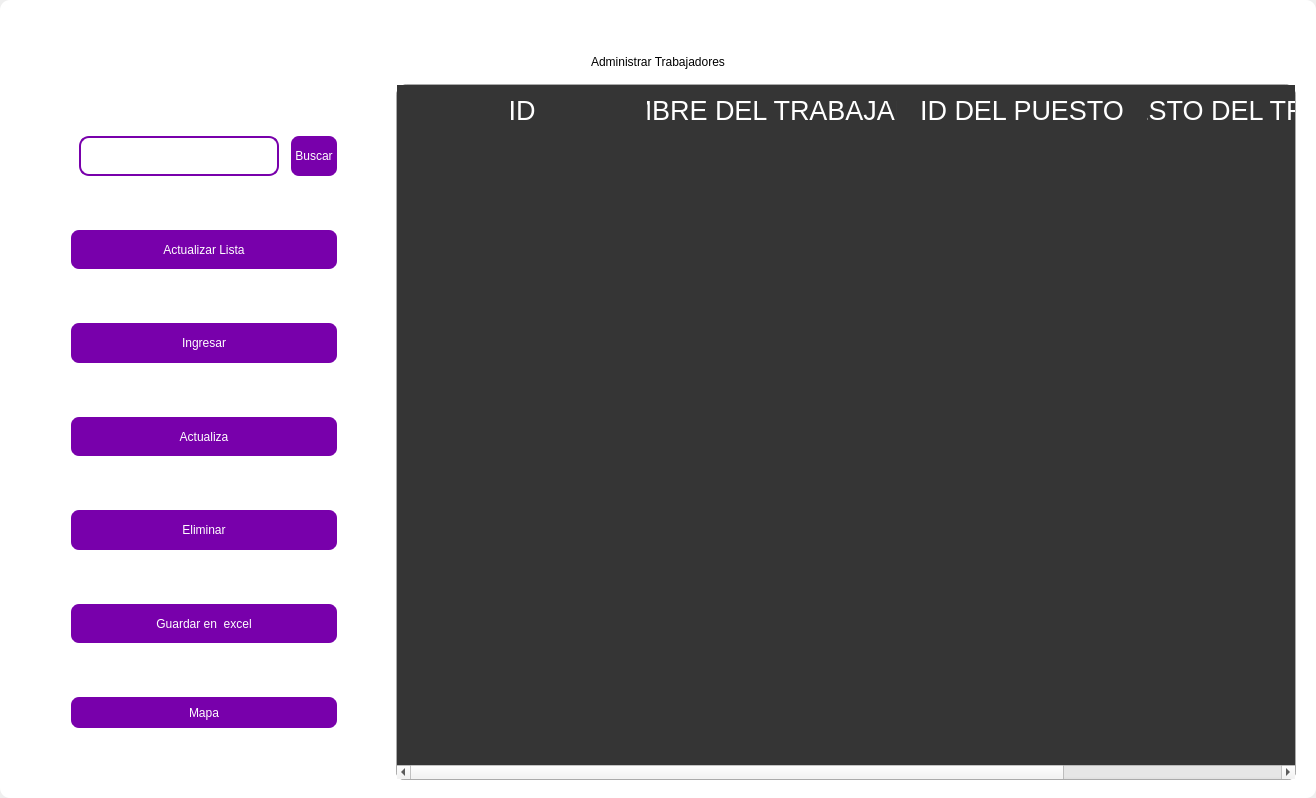
Before: the Qt Designer form design/standar/mainemployee1.ui in codemiguel-dev/ERP-EmprendeSoft-Desktop, drawn with Qt 5.
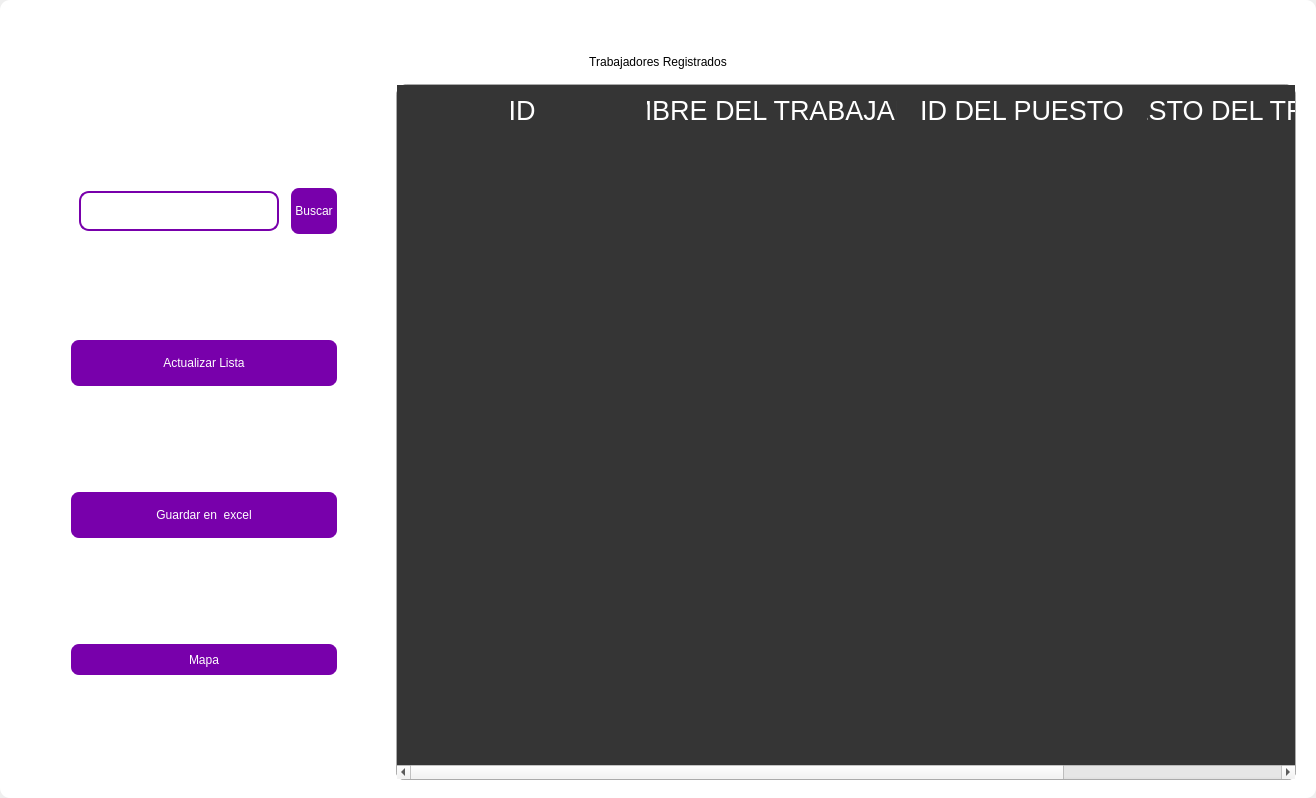
After: the same form once the commit is applied. Icons and pictures are not drawn.

```diff
--- a/design/standar/mainemployee1.ui
+++ b/design/standar/mainemployee1.ui
@@ -294,7 +294,7 @@
 color: rgb(0, 0, 0);</string>
          </property>
          <property name="text">
-          <string>Administrar Trabajadores</string>
+          <string>Trabajadores Registrados</string>
          </property>
          <property name="alignment">
           <set>Qt::AlignCenter</set>
@@ -553,141 +553,6 @@
               </property>
              </widget>
             </item>
-            <item>
-             <widget class="QPushButton" name="btn_add">
-              <property name="minimumSize">
-               <size>
-                <width>0</width>
-                <height>40</height>
-               </size>
-              </property>
-              <property name="maximumSize">
-               <size>
-                <width>300</width>
-                <height>50</height>
-               </size>
-              </property>
-              <property name="cursor">
-               <cursorShape>PointingHandCursor</cursorShape>
-              </property>
-              <property name="styleSheet">
-               <string notr="true">QPushButton{
-border-radius:10px; 
-font: 12pt &quot;Arial&quot;;
-color: rgb(255, 255, 254);
-border: 2px solid #ffffff;
-	background-color: rgb(120, 0, 171);
-}
-
-QPushButton:hover{
-border-radius:10px; 
-font: 12pt &quot;Arial&quot;;
-color: rgb(255, 255, 255);
-border: 2px solid rgb(120, 0, 171);
-	background-color: rgb(120, 0, 171);
-}</string>
-              </property>
-              <property name="text">
-               <string>Ingresar</string>
-              </property>
-              <property name="iconSize">
-               <size>
-                <width>35</width>
-                <height>35</height>
-               </size>
-              </property>
-             </widget>
-            </item>
-            <item>
-             <widget class="QPushButton" name="btn_update">
-              <property name="minimumSize">
-               <size>
-                <width>0</width>
-                <height>40</height>
-               </size>
-              </property>
-              <property name="maximumSize">
-               <size>
-                <width>300</width>
-                <height>50</height>
-               </size>
-              </property>
-              <property name="cursor">
-               <cursorShape>PointingHandCursor</cursorShape>
-              </property>
-              <property name="styleSheet">
-               <string notr="true">QPushButton{
-border-radius:10px; 
-font: 12pt &quot;Arial&quot;;
-color: rgb(255, 255, 254);
-border: 2px solid #ffffff;
-	background-color: rgb(120, 0, 171);
-}
-
-QPushButton:hover{
-border-radius:10px; 
-font: 12pt &quot;Arial&quot;;
-color: rgb(255, 255, 255);
-border: 2px solid rgb(120, 0, 171);
-	background-color: rgb(120, 0, 171);
-}</string>
-              </property>
-              <property name="text">
-               <string>Actualiza</string>
-              </property>
-              <property name="iconSize">
-               <size>
-                <width>35</width>
-                <height>35</height>
-               </size>
-              </property>
-             </widget>
-            </item>
-            <item>
-             <widget class="QPushButton" name="btn_delete">
-              <property name="minimumSize">
-               <size>
-                <width>0</width>
-                <height>40</height>
-               </size>
-              </property>
-              <property name="maximumSize">
-               <size>
-                <width>300</width>
-                <height>50</height>
-               </size>
-              </property>
-              <property name="cursor">
-               <cursorShape>PointingHandCursor</cursorShape>
-              </property>
-              <property name="styleSheet">
-               <string notr="true">QPushButton{
-border-radius:10px; 
-font: 12pt &quot;Arial&quot;;
-color: rgb(255, 255, 254);
-border: 2px solid #ffffff;
-	background-color: rgb(120, 0, 171);
-}
-
-QPushButton:hover{
-border-radius:10px; 
-font: 12pt &quot;Arial&quot;;
-color: rgb(255, 255, 255);
-border: 2px solid rgb(120, 0, 171);
-	background-color: rgb(120, 0, 171);
-}</string>
-              </property>
-              <property name="text">
-               <string>Eliminar</string>
-              </property>
-              <property name="iconSize">
-               <size>
-                <width>35</width>
-                <height>35</height>
-               </size>
-              </property>
-             </widget>
-            </item>
             <item>
              <widget class="QPushButton" name="btn_excel">
               <property name="minimumSize">
```
